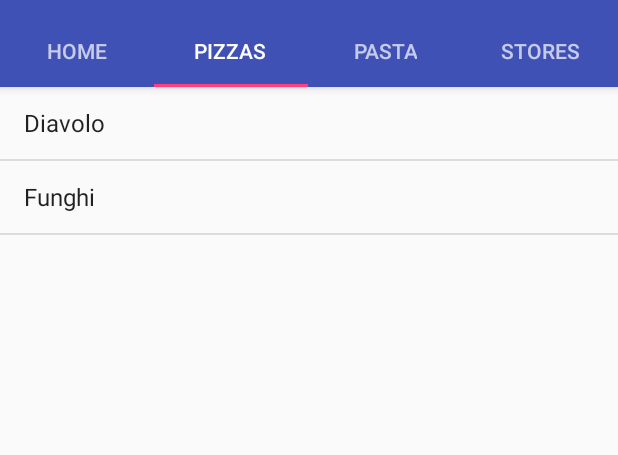
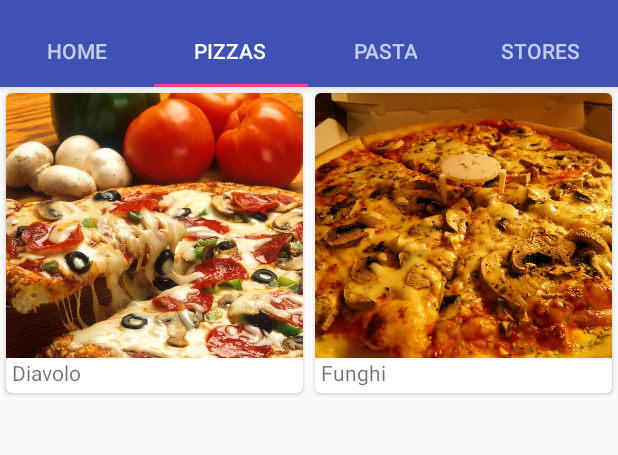
Before and after one commit to Aleksei-L/Bits_and_Pizzas, an Android app: the screen it shows after launch (MainActivity), tab 2 chosen, on a phone screen of 412 x 824 dp, the part 69-524 px from its top. Run offline under Robolectric (Android 15) with nearby library versions, the phone set to English and light mode, and no system bars.

Commit message:
Added Adapter and RecycleView in PizzaFragment

```diff
--- /dev/null
+++ b/app/src/main/java/com/example/bitsandpizzas/CaptionedImagesAdapter.kt
@@ -0,0 +1,33 @@
+package com.example.bitsandpizzas
+
+import android.graphics.drawable.Drawable
+import android.view.LayoutInflater
+import android.view.ViewGroup
+import android.widget.ImageView
+import android.widget.TextView
+import androidx.cardview.widget.CardView
+import androidx.core.content.ContextCompat
+import androidx.recyclerview.widget.RecyclerView
+
+class CaptionedImagesAdapter(private val captions: Array<String?>, private val imageIds: Array<Int?>) :
+	RecyclerView.Adapter<CaptionedImagesAdapter.ViewHolder>() {
+	class ViewHolder(val cardView: CardView) : RecyclerView.ViewHolder(cardView)
+
+	override fun getItemCount(): Int = captions.size
+
+	override fun onCreateViewHolder(parent: ViewGroup, viewType: Int): ViewHolder {
+		val cv: CardView = LayoutInflater.from(parent.context).inflate(R.layout.card_captioned_image, parent, false) as CardView
+		return ViewHolder(cv)
+	}
+
+	override fun onBindViewHolder(holder: ViewHolder, position: Int) {
+		val cardView: CardView = holder.cardView
+		val imageView: ImageView = cardView.findViewById(R.id.info_image)
+		val textView: TextView = cardView.findViewById(R.id.info_text)
+		val drawable: Drawable? = ContextCompat.getDrawable(cardView.context, imageIds[position]!!)
+
+		imageView.setImageDrawable(drawable)
+		imageView.contentDescription = captions[position]
+		textView.text = captions[position]
+	}
+}
--- a/app/src/main/java/com/example/bitsandpizzas/PizzaFragment.kt
+++ b/app/src/main/java/com/example/bitsandpizzas/PizzaFragment.kt
@@ -4,20 +4,32 @@ import android.os.Bundle
 import android.view.LayoutInflater
 import android.view.View
 import android.view.ViewGroup
-import android.widget.ArrayAdapter
-import androidx.fragment.app.ListFragment
+import androidx.fragment.app.Fragment
+import androidx.recyclerview.widget.GridLayoutManager
+import androidx.recyclerview.widget.RecyclerView
+import com.example.bitsandpizzas.data.Pizza
 
-class PizzaFragment : ListFragment() {
+class PizzaFragment : Fragment() {
 	override fun onCreateView(
 		inflater: LayoutInflater, container: ViewGroup?,
 		savedInstanceState: Bundle?
-	): View? {
-		val adapter = ArrayAdapter(
-			inflater.context,
-			android.R.layout.simple_list_item_1,
-			resources.getStringArray(R.array.pizzas)
-		)
-		listAdapter = adapter
-		return super.onCreateView(inflater, container, savedInstanceState)
+	): View {
+		val pizzaRecycler: RecyclerView = inflater.inflate(R.layout.fragment_pizza, container, false) as RecyclerView
+
+		val pizzaNames: Array<String?> = arrayOfNulls(Pizza.pizzas.size)
+		for (i in pizzaNames.indices)
+			pizzaNames[i] = Pizza.pizzas[i].getName()
+
+		val pizzaImages: Array<Int?> = arrayOfNulls(Pizza.pizzas.size)
+		for (i in pizzaImages.indices)
+			pizzaImages[i] = Pizza.pizzas[i].getImageResourceId()
+
+		val adapter = CaptionedImagesAdapter(pizzaNames, pizzaImages)
+		pizzaRecycler.adapter = adapter
+
+		val layoutManager = GridLayoutManager(activity, 2)
+		pizzaRecycler.layoutManager = layoutManager
+
+		return pizzaRecycler
 	}
 }
--- /dev/null
+++ b/app/src/main/res/layout/fragment_pizza.xml
@@ -0,0 +1,6 @@
+<?xml version="1.0" encoding="utf-8"?>
+<androidx.recyclerview.widget.RecyclerView xmlns:android="http://schemas.android.com/apk/res/android"
+    android:id="@+id/pizza_recycler"
+    android:layout_width="match_parent"
+    android:layout_height="match_parent"
+    android:scrollbars="vertical" />
```
